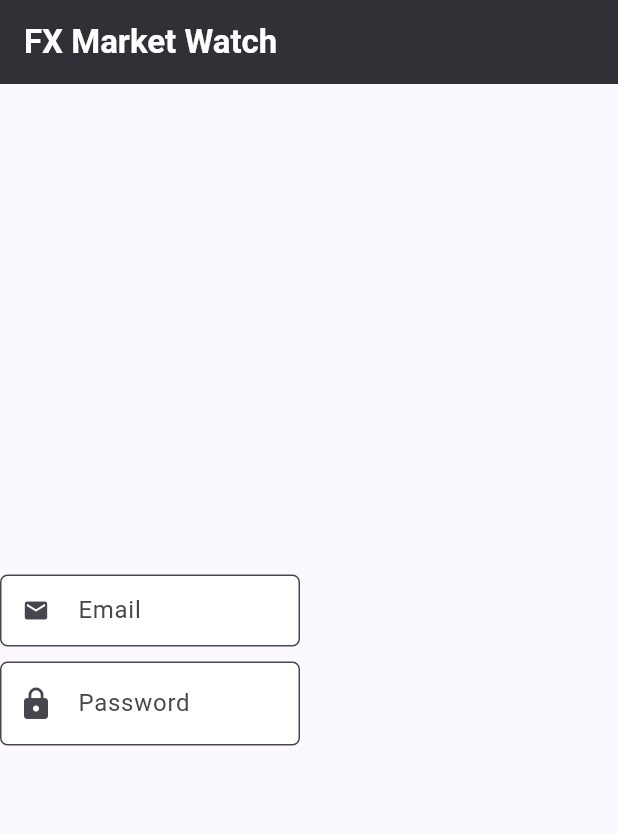
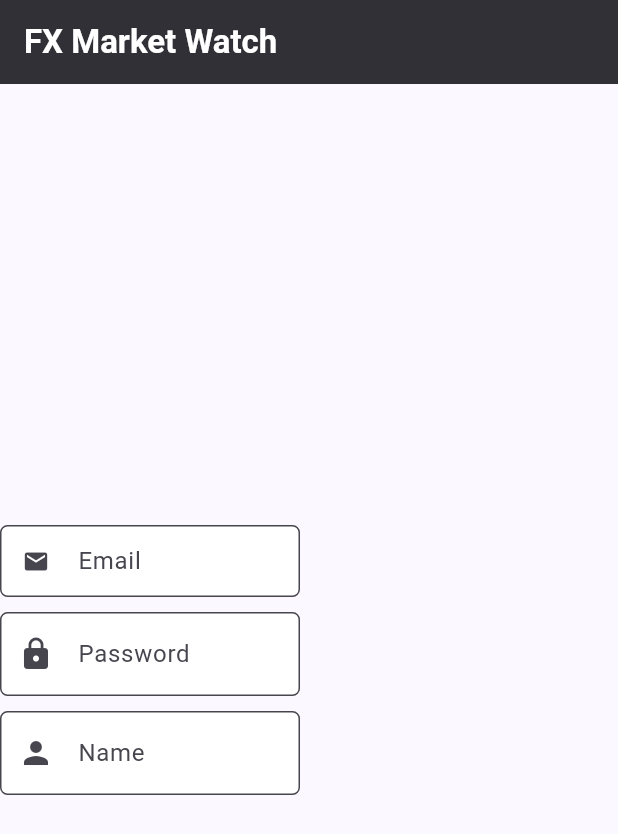
Before and after one commit to georgeeset/fast_price_alert, a Flutter app: the screen it shows after launch, on a phone screen of 412 x 824 dp. Shown: the top 834 px of the screen. Run offline on Flutter 3.47's test engine with Material 2 defaults, Android fonts, the light colour scheme and no system bars; our stand-ins replace bloc, equatable, flutter_bloc.

Commit message:
working on signup and login form
flutter cubit classes for name surname added

name input field added

```diff
--- a/src/front_end/fx_maket_watch/lib/cubits/name_textfield_cubit/name_input_cubit.dart
+++ b/src/front_end/fx_maket_watch/lib/cubits/name_textfield_cubit/name_input_cubit.dart
@@ -1,8 +1,19 @@
 import 'package:bloc/bloc.dart';
 import 'package:equatable/equatable.dart';
+import 'package:fx_maket_watch/repository/validator.dart';
 
 part 'name_input_state.dart';
 
 class NameInputCubit extends Cubit<NameInputState> {
   NameInputCubit() : super(NameInputInitial());
+  final Validator validator = Validator();
+
+  updateText(String name) {
+    String? result = validator.validateName(name);
+    if (result == null) {
+      emit(NameInputOk(name: name));
+    } else {
+      emit(NameInputError(message: result));
+    }
+  }
 }
--- a/src/front_end/fx_maket_watch/lib/cubits/name_textfield_cubit/name_input_state.dart
+++ b/src/front_end/fx_maket_watch/lib/cubits/name_textfield_cubit/name_input_state.dart
@@ -8,3 +8,21 @@ abstract class NameInputState extends Equatable {
 }
 
 class NameInputInitial extends NameInputState {}
+
+class NameInputError extends NameInputState {
+  final String message; //the error message
+  const NameInputError({required this.message});
+  @override
+  String toString() => 'NameInputError';
+  @override
+  List<Object> get props => [message];
+}
+
+class NameInputOk extends NameInputState {
+  final String name;
+  const NameInputOk({required this.name});
+  @override
+  String toString() => 'NameInputOk';
+  @override
+  List<Object> get props => [name];
+}
--- a/src/front_end/fx_maket_watch/lib/repository/validator.dart
+++ b/src/front_end/fx_maket_watch/lib/repository/validator.dart
@@ -28,4 +28,14 @@ class Validator {
 
     return null;
   }
+
+  String? validateName(String name) {
+    if (!RegExp(r"^[a-zA-Z]+$").hasMatch(name)) {
+      return 'only Alphabets';
+    }
+    if (name.length < 2) {
+      return 'Too short';
+    }
+    return null;
+  }
 }
--- a/src/front_end/fx_maket_watch/lib/screens/home_screen/login_signup_widget.dart
+++ b/src/front_end/fx_maket_watch/lib/screens/home_screen/login_signup_widget.dart
@@ -1,8 +1,10 @@
 import 'package:flutter/material.dart';
 import 'package:flutter_bloc/flutter_bloc.dart';
 import 'package:fx_maket_watch/cubits/email_textfield_cubit/email_text_field_cubit.dart';
+import 'package:fx_maket_watch/cubits/name_textfield_cubit/name_input_cubit.dart';
 import 'package:fx_maket_watch/cubits/password_textfield_cubit/password_textfield_cubit.dart';
 import 'package:fx_maket_watch/widgets/email_input.dart';
+import 'package:fx_maket_watch/widgets/name_input.dart';
 import 'package:fx_maket_watch/widgets/password_input.dart';
 
 class LoginSignup extends StatelessWidget {
@@ -14,6 +16,7 @@ class LoginSignup extends StatelessWidget {
       providers: [
         BlocProvider(create: (_) => EmailTextfieldCubit()),
         BlocProvider(create: (_) => PasswordTextfieldCubit()),
+        BlocProvider(create: (_) => NameInputCubit())
       ],
       child: const SizedBox(
         height: 400,
@@ -26,6 +29,10 @@ class LoginSignup extends StatelessWidget {
               height: 10,
             ),
             PasswordInputField(),
+            SizedBox(
+              height: 10,
+            ),
+            NameInputField(),
           ],
         ),
       ),
--- /dev/null
+++ b/src/front_end/fx_maket_watch/lib/widgets/name_input.dart
@@ -0,0 +1,36 @@
+import 'package:flutter/material.dart';
+import 'package:flutter_bloc/flutter_bloc.dart';
+import 'package:fx_maket_watch/cubits/name_textfield_cubit/name_input_cubit.dart';
+
+class NameInputField extends StatelessWidget {
+  const NameInputField({super.key, this.labelText = 'Name'});
+
+  final String labelText;
+
+  @override
+  Widget build(BuildContext context) {
+    return BlocBuilder<NameInputCubit, NameInputState>(
+        builder: (context, state) {
+      return TextField(
+        keyboardType: TextInputType.name,
+        onChanged: (val) {
+          final cubitHandle = context.read<NameInputCubit>();
+          cubitHandle.updateText(val);
+        },
+        decoration: InputDecoration(
+            filled: true,
+            fillColor: Colors.white,
+            errorText: state is NameInputError ? state.message : null,
+            hintText: 'Balablue',
+            labelText: labelText,
+            prefixIcon: const Icon(
+              Icons.person,
+            ),
+            border: const OutlineInputBorder(
+                borderRadius: BorderRadius.all(
+              Radius.circular(5),
+            ))),
+      );
+    });
+  }
+}
```
Also changed, not shown: src/front_end/fx_maket_watch/lib/cubits/surname_textfield_cubit/surname_input_cubit.dart (added, +19 -0 lines), src/front_end/fx_maket_watch/lib/cubits/surname_textfield_cubit/surname_input_state.dart (added, +35 -0 lines).
